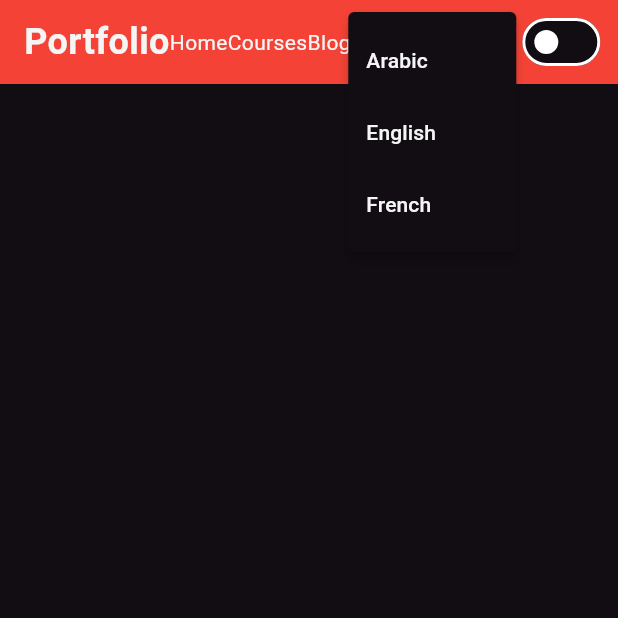
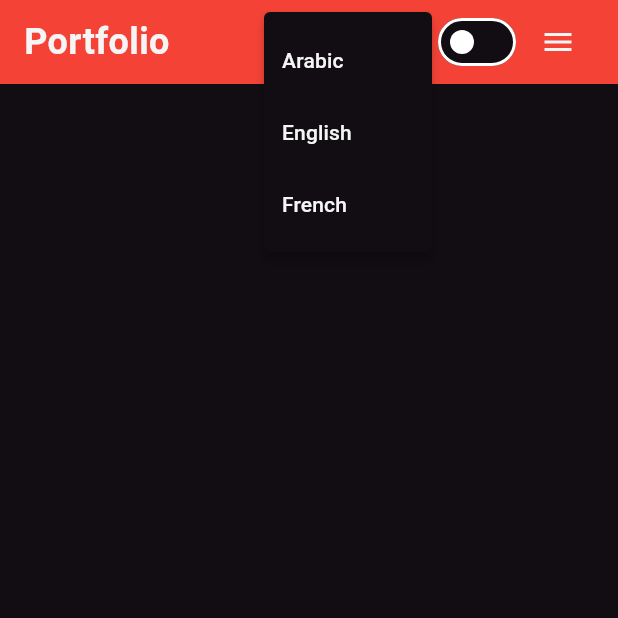
Before and after one commit to HazemHamdy7/my_prtofolio, a Flutter app: the screen it shows after launch, after a tap on the "more vert" icon, on a phone screen of 412 x 824 dp, the top half of it. Run offline on Flutter 3.47's test engine with Material 3 defaults, Android fonts, the light colour scheme and no system bars; generated files the repository leaves out were written again.

Commit message:
Refactor app bar structure: move MyAppBar to its own file and update import paths; add AppBarDrawerIcon implementation

```diff
--- a/lib/home_page.dart
+++ b/lib/home_page.dart
@@ -1,5 +1,5 @@
 import 'package:flutter/material.dart';
-import 'package:my_prtofolio/my_app_bar.dart';
+import 'package:my_prtofolio/widgets/appbar/my_app_bar.dart';
 
 class HomePage extends StatelessWidget {
   const HomePage({super.key});
--- a/lib/style/app_size.dart
+++ b/lib/style/app_size.dart
@@ -1,3 +1,7 @@
+class Insets {
+  static const double maxWidth = 1280;
+}
+
 abstract class AppInsets {
   double get padding;
   double get appBarHeight;
--- /dev/null
+++ b/lib/widgets/appbar/app_bar_drawer_icon.dart
@@ -0,0 +1,49 @@
+import 'package:flutter/material.dart';
+
+class AppBarDrawerIcon extends StatefulWidget {
+  const AppBarDrawerIcon({super.key});
+
+  @override
+  State<AppBarDrawerIcon> createState() => _AppBarDrawerIconState();
+}
+
+class _AppBarDrawerIconState extends State<AppBarDrawerIcon>
+    with SingleTickerProviderStateMixin {
+  // This mixin provides a TickerProvider for the animation controller
+
+  late AnimationController controller;
+  late Animation<double> animation;
+
+  @override
+  void initState() {
+    controller = AnimationController(
+      vsync: this,
+      duration: const Duration(milliseconds: 200),
+    );
+    animation = Tween<double>(begin: 0.0, end: 1.0).animate(controller);
+    super.initState();
+  }
+
+  @override
+  Widget build(BuildContext context) {
+    return IconButton(
+      onPressed: () {
+        if (controller.isCompleted) {
+          controller.reverse();
+        } else {
+          controller.forward();
+        }
+        //?OR this
+        //   setState(() {
+        //   if (!isOpen) {
+        //     controller.forward();
+        //   } else {
+        //     controller.reverse();
+        //   }
+        //   isOpen = !isOpen;
+        // });
+      },
+      icon: AnimatedIcon(icon: AnimatedIcons.menu_close, progress: animation),
+    );
+  }
+}
--- a/lib/my_app_bar.dart
+++ b/lib/widgets/appbar/my_app_bar.dart
@@ -1,27 +1,36 @@
 import 'package:flutter/material.dart';
 import 'package:my_prtofolio/extensions.dart';
 import 'package:my_prtofolio/style/app_size.dart';
+import 'package:my_prtofolio/widgets/appbar/app_bar_drawer_icon.dart';
 
 class MyAppBar extends StatelessWidget {
   const MyAppBar({super.key});
 
   @override
   Widget build(BuildContext context) {
-    return Container(
+    return AnimatedContainer(
+      duration: const Duration(milliseconds: 200),
+      child: Container(
         alignment: Alignment.center,
         height: context.insets.appBarHeight,
         color: Colors.red,
         //Theme.of(context).appBarTheme.backgroundColor,
         padding: EdgeInsets.symmetric(horizontal: context.insets.padding),
+        child: ConstrainedBox(
+          constraints: BoxConstraints(maxWidth: Insets.maxWidth),
           child: Row(
             children: [
               AppLogo(),
               Spacer(),
-          AppMenus(),
+              if (context.isDesktop) AppMenus(),
               Spacer(),
               LanguageToggle(),
               ThemeToggle(),
+
+              if (context.isMobile || context.isTablet) AppBarDrawerIcon(),
             ],
+          ),
+        ),
       ),
     );
   }
```
Lines whose indentation alone changed are shown as unchanged.
